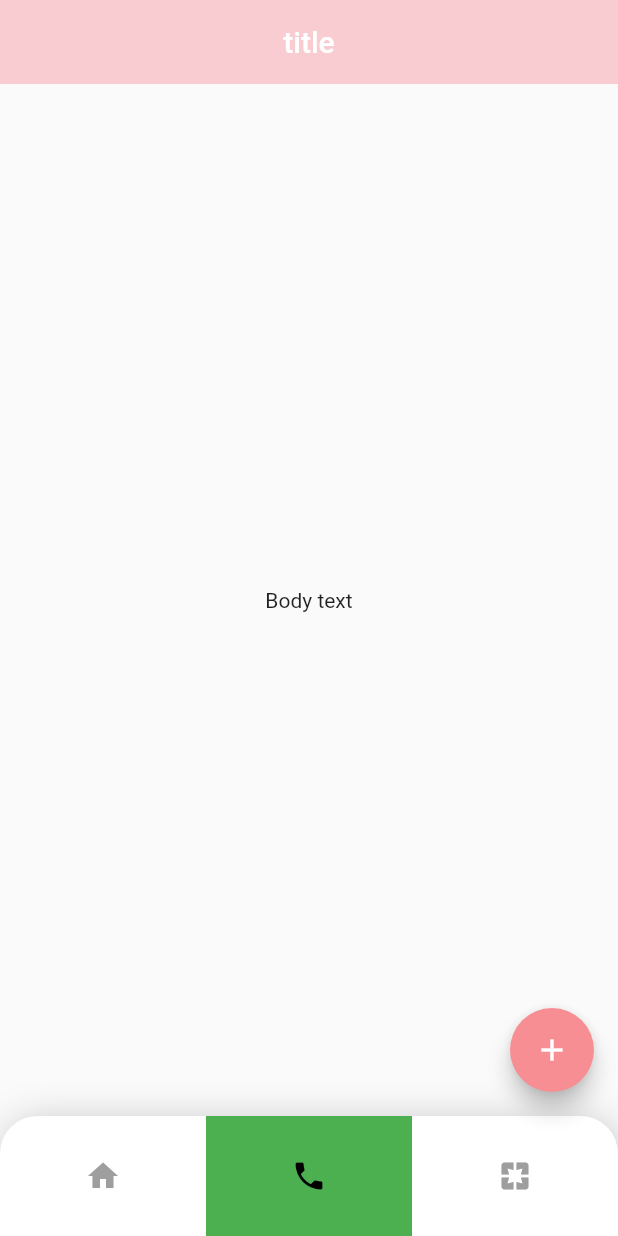
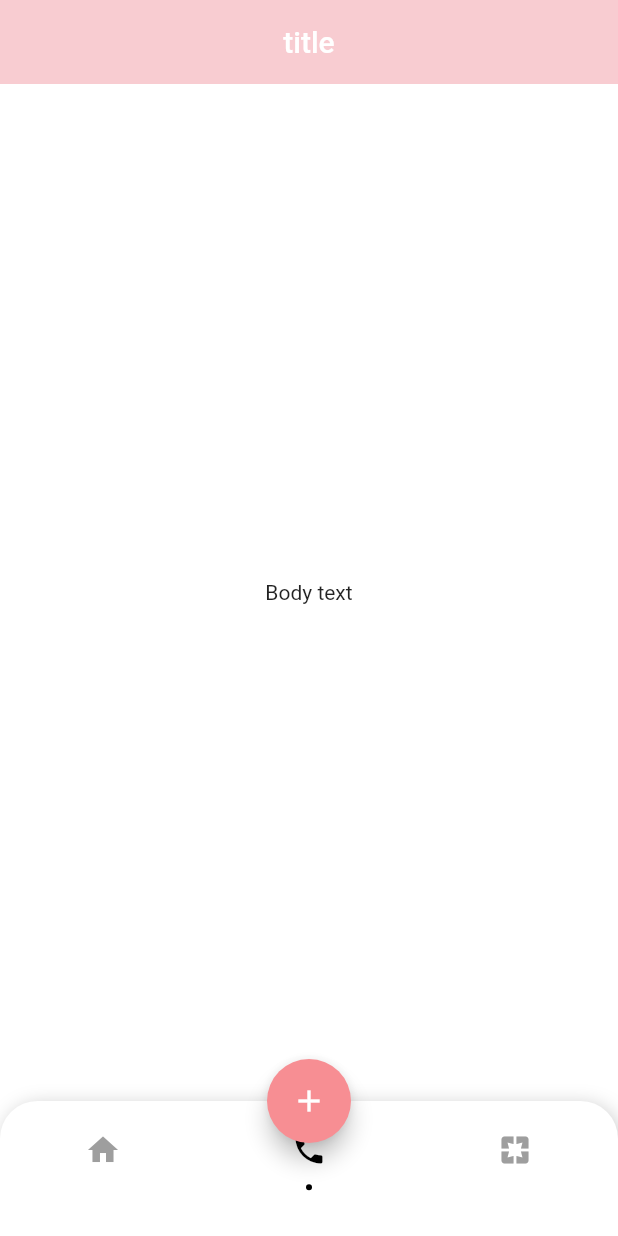
Before and after one commit to tan60/lingonote, a Flutter app: the screen it shows after launch, on a phone screen of 412 x 824 dp. Run offline on Flutter 3.47's test engine with Material 2 defaults, Android fonts, the phone set to English and light mode, and no system bars.

Commit message:
bottomNavigationBar decoration

```diff
--- a/lib/screen/home_screen.dart
+++ b/lib/screen/home_screen.dart
@@ -41,10 +41,11 @@ class _HomeScreenState extends State<HomeScreen> {
         child: const Icon(Icons.add),
         onPressed: () {},
       ),
+      floatingActionButtonLocation: FloatingActionButtonLocation.centerDocked,
       bottomNavigationBar: Stack(
         children: [
           Container(
-            height: 80,
+            height: 90,
             decoration: BoxDecoration(
               borderRadius: const BorderRadius.only(
                 topLeft: Radius.circular(25),
@@ -52,7 +53,7 @@ class _HomeScreenState extends State<HomeScreen> {
               ),
               boxShadow: [
                 BoxShadow(
-                  blurRadius: 20,
+                  blurRadius: 10,
                   offset: const Offset(2, 2),
                   color: Colors.black.withOpacity(0.2),
                 ),
@@ -82,18 +83,38 @@ class _HomeScreenState extends State<HomeScreen> {
         });
       },
       child: Container(
-        height: 80,
+        height: 90,
         width: MediaQuery.of(context).size.width / 3,
         decoration: BoxDecoration(
           borderRadius: BorderRadius.only(
             topLeft: index == 0 ? const Radius.circular(25) : Radius.zero,
             topRight: index == 2 ? const Radius.circular(25) : Radius.zero,
           ),
-          color: _selectedItemIndex == index ? Colors.green : Colors.white,
+          color: Colors.white,
         ),
-        child: Icon(
-          icon,
-          color: _selectedItemIndex == index ? Colors.black : Colors.grey,
+        child: Column(
+          mainAxisAlignment: MainAxisAlignment.center,
+          children: [
+            Icon(
+              icon,
+              color: _selectedItemIndex == index ? Colors.black : Colors.grey,
+            ),
+            const SizedBox(
+              height: 11,
+            ),
+            Container(
+              width: 4,
+              height: 4,
+              decoration: BoxDecoration(
+                shape: BoxShape.circle,
+                color:
+                    _selectedItemIndex == index ? Colors.black : Colors.white,
+              ),
+            ),
+            const SizedBox(
+              height: 10,
+            )
+          ],
         ),
       ),
     );
--- a/lib/themes/my_themes.dart
+++ b/lib/themes/my_themes.dart
@@ -5,6 +5,7 @@ enum MyThemeKeys { LIGHT, DARK }
 class MyThemes {
   static final ThemeData lightTheme = ThemeData(
     primaryColor: const Color(0xfff78e93),
+    scaffoldBackgroundColor: Colors.white,
     appBarTheme: const AppBarTheme(
       color: Color(0xfff8ccd1),
       elevation: 0,
```
